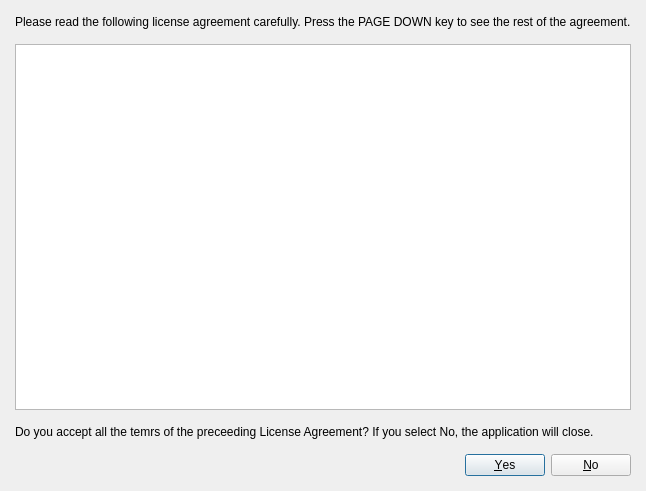
Before: the Qt Designer form src/Gui/CommonDialogs/dialogLicensePolicy.ui in Atlantic18/skipper-translation, drawn with Qt 5.
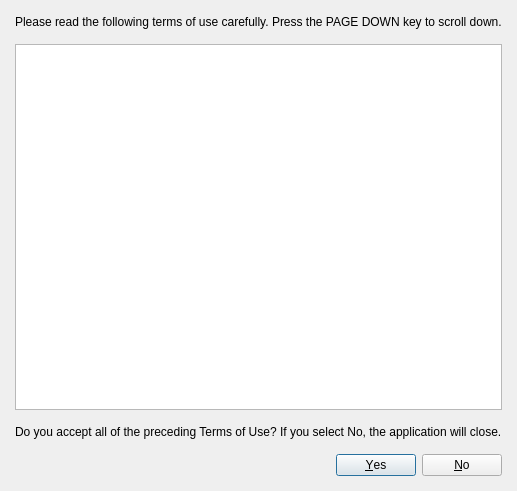
After: the same form once the commit is applied.

What changed in the file:
```diff
--- a/src/Gui/CommonDialogs/dialogLicensePolicy.ui
+++ b/src/Gui/CommonDialogs/dialogLicensePolicy.ui
@@ -23,7 +23,7 @@
    <item>
     <widget class="QLabel" name="label">
      <property name="text">
-      <string>Please read the following license agreement carefully. Press the PAGE DOWN key to see the rest of the agreement.</string>
+      <string>Please read the following terms of use carefully. Press the PAGE DOWN key to scroll down.</string>
      </property>
     </widget>
    </item>
@@ -37,7 +37,7 @@
    <item>
     <widget class="QLabel" name="label_2">
      <property name="text">
-      <string>Do you accept all the temrs of the preceeding License Agreement? If you select No, the application will close.</string>
+      <string>Do you accept all of the preceding Terms of Use? If you select No, the application will close.</string>
      </property>
     </widget>
    </item>
```
Left out of the diff: 2 changed lines with no effect on the pictures.
